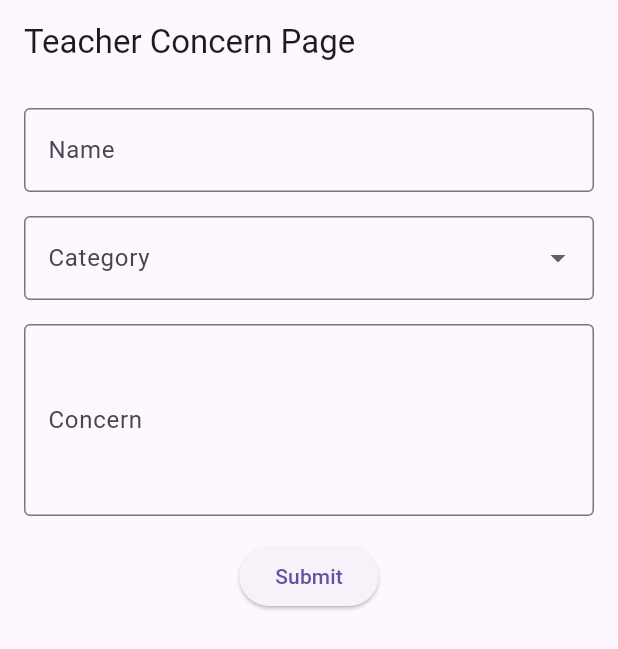
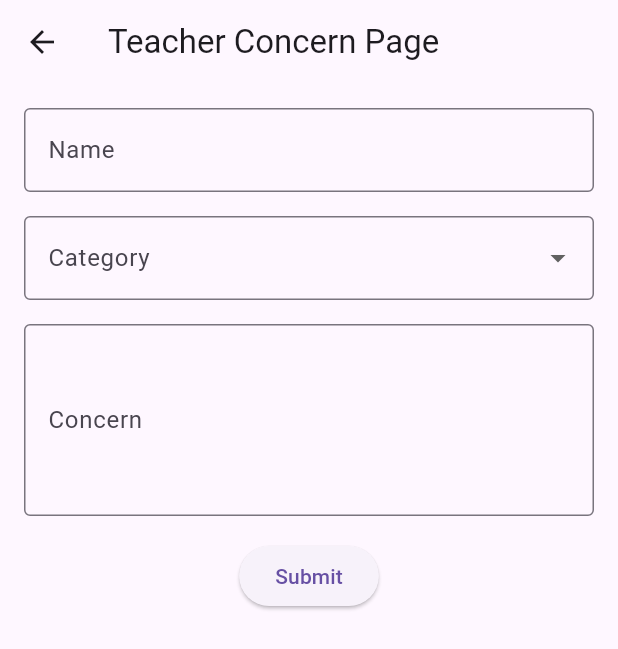
Before and after one commit to ShayaanSadiq/AcadEase, a Flutter app: the TeacherConcernPage screen opened directly, on a phone screen of 412 x 824 dp. Shown: the top 649 px of the screen. Run offline on Flutter 3.47's test engine with Material 3 defaults, Android fonts, the phone set to English and light mode, and no system bars; our stand-ins replace table_calendar.

Commit message:
updated teacher stuff

```diff
--- a/flutter_application/lib/teacher_concern_page.dart
+++ b/flutter_application/lib/teacher_concern_page.dart
@@ -1,20 +1,10 @@
 import 'package:flutter/material.dart';
-void main() {
-  runApp(TeacherConcernApp());
-}
 
-class TeacherConcernApp extends StatelessWidget {
-  @override
-  Widget build(BuildContext context) {
-    return MaterialApp(
-      title: 'Teacher Concern Page',
-      theme: ThemeData(primarySwatch: Colors.blue),
-      home: TeacherConcernPage(),
-    );
-  }
-}
 
 class TeacherConcernPage extends StatefulWidget {
+
+    const TeacherConcernPage({super.key});
+
   @override
   _TeacherConcernPageState createState() => _TeacherConcernPageState();
 }
@@ -28,7 +18,13 @@ class _TeacherConcernPageState extends State<TeacherConcernPage> {
   @override
   Widget build(BuildContext context) {
     return Scaffold(
-      appBar: AppBar(title: Text('Teacher Concern Page')),
+      appBar: AppBar(
+        title: const Text('Teacher Concern Page'),
+        leading: IconButton(
+          icon: const Icon(Icons.arrow_back),
+          onPressed: () {},
+        ),
+      ),
       body: Padding(
         padding: const EdgeInsets.all(16.0),
         child: Form(
@@ -38,7 +34,7 @@ class _TeacherConcernPageState extends State<TeacherConcernPage> {
             children: [
               TextFormField(
                 controller: _nameController,
-                decoration: InputDecoration(
+                decoration: const InputDecoration(
                   labelText: 'Name',
                   border: OutlineInputBorder(),
                 ),
@@ -49,9 +45,9 @@ class _TeacherConcernPageState extends State<TeacherConcernPage> {
                   return null;
                 },
               ),
-              SizedBox(height: 16),
+              const SizedBox(height: 16),
               DropdownButtonFormField<String>(
-                decoration: InputDecoration(
+                decoration: const InputDecoration(
                   labelText: 'Category',
                   border: OutlineInputBorder(),
                 ),
@@ -74,11 +70,11 @@ class _TeacherConcernPageState extends State<TeacherConcernPage> {
                   return null;
                 },
               ),
-              SizedBox(height: 16),
+              const SizedBox(height: 16),
               TextFormField(
                 controller: _concernController,
                 maxLines: 4,
-                decoration: InputDecoration(
+                decoration: const InputDecoration(
                   labelText: 'Concern',
                   border: OutlineInputBorder(),
                 ),
@@ -89,7 +85,7 @@ class _TeacherConcernPageState extends State<TeacherConcernPage> {
                   return null;
                 },
               ),
-              SizedBox(height: 16),
+              const SizedBox(height: 16),
               Center(
                 child: ElevatedButton(
                   onPressed: () {
@@ -103,13 +99,13 @@ class _TeacherConcernPageState extends State<TeacherConcernPage> {
                       showDialog(
                         context: context,
                         builder: (context) => AlertDialog(
-                          title: Text('Concern Submitted'),
+                          title: const Text('Concern Submitted'),
                           content: Text(
                               'Name: $name\nCategory: $category\nConcern: $concern'),
                           actions: [
                             TextButton(
                               onPressed: () => Navigator.pop(context),
-                              child: Text('OK'),
+                              child: const Text('OK'),
                             ),
                           ],
                         ),
@@ -123,7 +119,7 @@ class _TeacherConcernPageState extends State<TeacherConcernPage> {
                       });
                     }
                   },
-                  child: Text('Submit'),
+                  child: const Text('Submit'),
                 ),
               ),
             ],
```
Also changed, not shown: flutter_application/lib/teacher_home_page.dart (+0 -96 lines), 1 other file.
